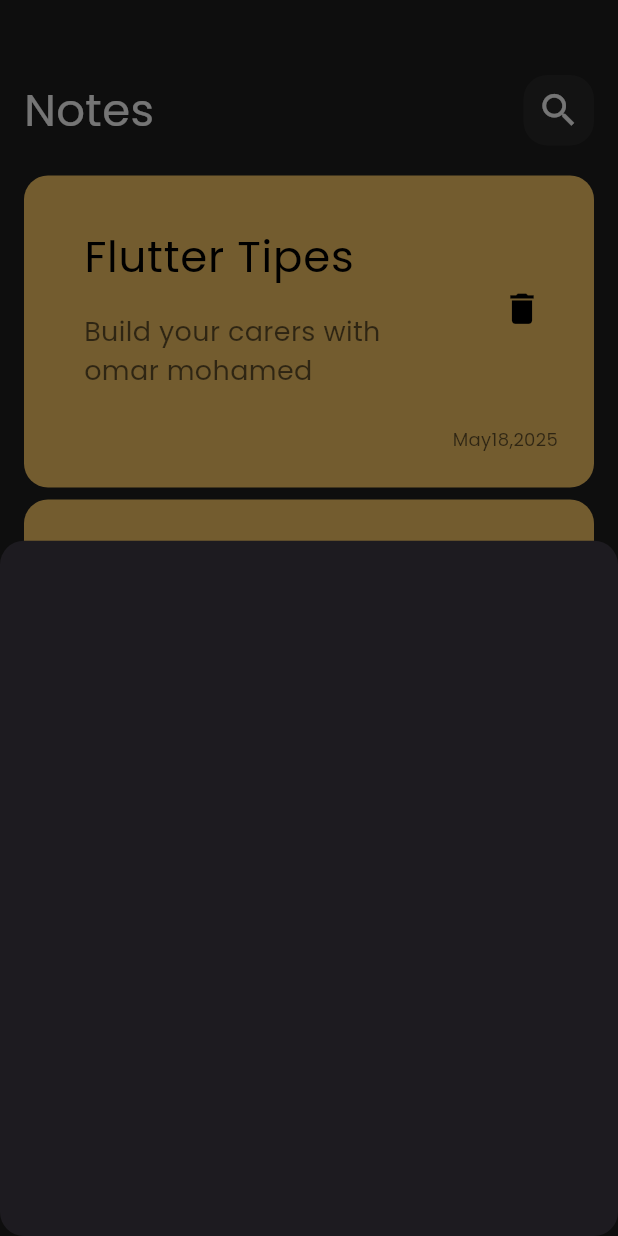
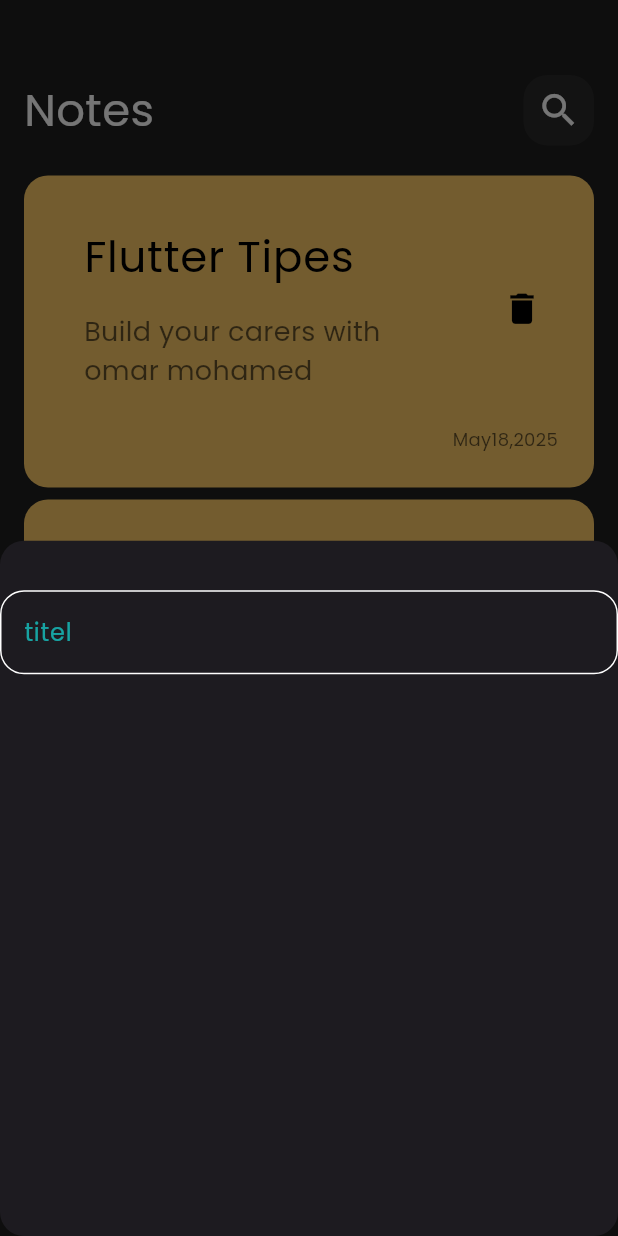
Before and after one commit to omarba136/notes_app, a Flutter app: the screen it shows after launch, after a tap on the "add" icon, on a phone screen of 412 x 824 dp. Run offline on Flutter 3.47's test engine with Material 3 defaults, Android fonts, the phone set to English and light mode, and no system bars.

Commit message:
Create Custom text field

```diff
--- /dev/null
+++ b/lib/widgets/Constants.dart
@@ -0,0 +1,3 @@
+import 'package:flutter/material.dart';
+
+const KprimaryColor= Color(0xff13FDF9);
--- /dev/null
+++ b/lib/widgets/Custom_text_field.dart
@@ -0,0 +1,29 @@
+import 'package:app_note/widgets/Constants.dart';
+import 'package:flutter/material.dart';
+
+class CustomTextField extends StatelessWidget {
+  const CustomTextField({super.key});
+
+  @override
+  Widget build(BuildContext context) {
+    return  TextField(
+cursorColor: KprimaryColor,
+      decoration: InputDecoration(
+        hintText: 'titel',
+        hintStyle: TextStyle(color: KprimaryColor.withOpacity(0.6)),
+        border: buildBorder(),
+        enabledBorder: buildBorder(),
+        focusedBorder: buildBorder(KprimaryColor),
+
+      ),
+
+    ); }
+
+  OutlineInputBorder buildBorder([Color]) {
+    return OutlineInputBorder(
+        borderRadius: BorderRadius.circular(16),
+
+
+        borderSide:  BorderSide(color: Color ?? Colors.white, ),
+      );
+  }}
--- a/lib/widgets/add_not_bottom_sheet.dart
+++ b/lib/widgets/add_not_bottom_sheet.dart
@@ -1,3 +1,4 @@
+import 'package:app_note/widgets/Custom_text_field.dart';
 import 'package:flutter/material.dart';
 
 class AddNotButtomSheet extends StatelessWidget {
@@ -5,8 +6,12 @@
 
   @override
   Widget build(BuildContext context) {
-    return  Container(
+    return const Column(
+children: [
+SizedBox(height: 33,),
 
+  CustomTextField(),
+],
 
     );  }
 }
```
